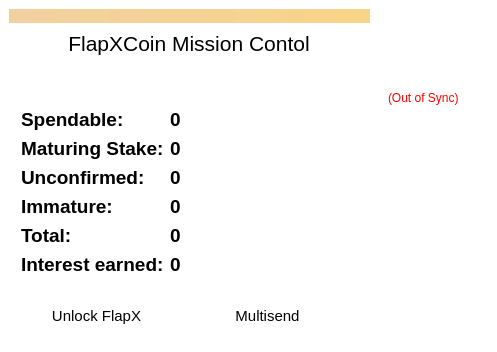
The window that src/qt/forms/overviewpage.ui (FlapXCoin/flapxcoin) describes before a commit, drawn with Qt 5; both pictures show x 0 to 497 and y 0 to 352 of the 849 by 624 pixel window.
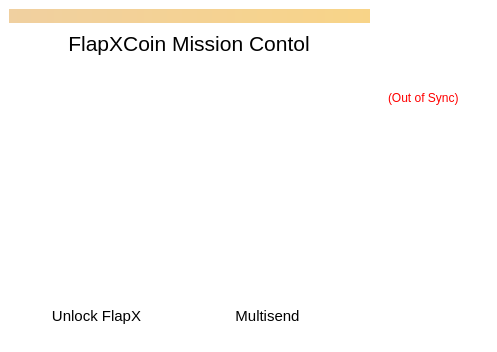
The same window after the commit. Icons and pictures are not drawn.

Diff of the .ui file:
```diff
--- a/src/qt/forms/overviewpage.ui
+++ b/src/qt/forms/overviewpage.ui
@@ -503,9 +503,9 @@
                 <colorrole role="WindowText">
                  <brush brushstyle="SolidPattern">
                   <color alpha="255">
-                   <red>0</red>
-                   <green>0</green>
-                   <blue>0</blue>
+                   <red>255</red>
+                   <green>255</green>
+                   <blue>255</blue>
                   </color>
                  </brush>
                 </colorrole>
@@ -541,9 +541,9 @@
                 <colorrole role="WindowText">
                  <brush brushstyle="SolidPattern">
                   <color alpha="255">
-                   <red>0</red>
-                   <green>0</green>
-                   <blue>0</blue>
+                   <red>255</red>
+                   <green>255</green>
+                   <blue>255</blue>
                   </color>
                  </brush>
                 </colorrole>
@@ -653,9 +653,9 @@
                 <colorrole role="WindowText">
                  <brush brushstyle="SolidPattern">
                   <color alpha="255">
-                   <red>0</red>
-                   <green>0</green>
-                   <blue>0</blue>
+                   <red>255</red>
+                   <green>255</green>
+                   <blue>255</blue>
                   </color>
                  </brush>
                 </colorrole>
@@ -691,9 +691,9 @@
                 <colorrole role="WindowText">
                  <brush brushstyle="SolidPattern">
                   <color alpha="255">
-                   <red>0</red>
-                   <green>0</green>
-                   <blue>0</blue>
+                   <red>255</red>
+                   <green>255</green>
+                   <blue>255</blue>
                   </color>
                  </brush>
                 </colorrole>
@@ -797,9 +797,9 @@
                 <colorrole role="WindowText">
                  <brush brushstyle="SolidPattern">
                   <color alpha="255">
-                   <red>0</red>
-                   <green>0</green>
-                   <blue>0</blue>
+                   <red>255</red>
+                   <green>255</green>
+                   <blue>255</blue>
                   </color>
                  </brush>
                 </colorrole>
@@ -835,9 +835,9 @@
                 <colorrole role="WindowText">
                  <brush brushstyle="SolidPattern">
                   <color alpha="255">
-                   <red>0</red>
-                   <green>0</green>
-                   <blue>0</blue>
+                   <red>255</red>
+                   <green>255</green>
+                   <blue>255</blue>
                   </color>
                  </brush>
                 </colorrole>
@@ -935,9 +935,9 @@
                 <colorrole role="WindowText">
                  <brush brushstyle="SolidPattern">
                   <color alpha="255">
-                   <red>0</red>
-                   <green>0</green>
-                   <blue>0</blue>
+                   <red>255</red>
+                   <green>255</green>
+                   <blue>255</blue>
                   </color>
                  </brush>
                 </colorrole>
@@ -973,9 +973,9 @@
                 <colorrole role="WindowText">
                  <brush brushstyle="SolidPattern">
                   <color alpha="255">
-                   <red>0</red>
-                   <green>0</green>
-                   <blue>0</blue>
+                   <red>255</red>
+                   <green>255</green>
+                   <blue>255</blue>
                   </color>
                  </brush>
                 </colorrole>
@@ -1079,9 +1079,9 @@
                 <colorrole role="WindowText">
                  <brush brushstyle="SolidPattern">
                   <color alpha="255">
-                   <red>0</red>
-                   <green>0</green>
-                   <blue>0</blue>
+                   <red>255</red>
+                   <green>255</green>
+                   <blue>255</blue>
                   </color>
                  </brush>
                 </colorrole>
@@ -1117,9 +1117,9 @@
                 <colorrole role="WindowText">
                  <brush brushstyle="SolidPattern">
                   <color alpha="255">
-                   <red>0</red>
-                   <green>0</green>
-                   <blue>0</blue>
+                   <red>255</red>
+                   <green>255</green>
+                   <blue>255</blue>
                   </color>
                  </brush>
                 </colorrole>
@@ -1223,9 +1223,9 @@
                 <colorrole role="WindowText">
                  <brush brushstyle="SolidPattern">
                   <color alpha="255">
-                   <red>0</red>
-                   <green>0</green>
-                   <blue>0</blue>
+                   <red>255</red>
+                   <green>255</green>
+                   <blue>255</blue>
                   </color>
                  </brush>
                 </colorrole>
@@ -1261,9 +1261,9 @@
                 <colorrole role="WindowText">
                  <brush brushstyle="SolidPattern">
                   <color alpha="255">
-                   <red>0</red>
-                   <green>0</green>
-                   <blue>0</blue>
+                   <red>255</red>
+                   <green>255</green>
+                   <blue>255</blue>
                   </color>
                  </brush>
                 </colorrole>
@@ -1364,9 +1364,9 @@
                 <colorrole role="WindowText">
                  <brush brushstyle="SolidPattern">
                   <color alpha="255">
-                   <red>0</red>
-                   <green>0</green>
-                   <blue>0</blue>
+                   <red>255</red>
+                   <green>255</green>
+                   <blue>255</blue>
                   </color>
                  </brush>
                 </colorrole>
@@ -1402,9 +1402,9 @@
                 <colorrole role="WindowText">
                  <brush brushstyle="SolidPattern">
                   <color alpha="255">
-                   <red>0</red>
-                   <green>0</green>
-                   <blue>0</blue>
+                   <red>255</red>
+                   <green>255</green>
+                   <blue>255</blue>
                   </color>
                  </brush>
                 </colorrole>
@@ -1508,9 +1508,9 @@
                 <colorrole role="WindowText">
                  <brush brushstyle="SolidPattern">
                   <color alpha="255">
-                   <red>0</red>
-                   <green>0</green>
-                   <blue>0</blue>
+                   <red>255</red>
+                   <green>255</green>
+                   <blue>255</blue>
                   </color>
                  </brush>
                 </colorrole>
@@ -1546,9 +1546,9 @@
                 <colorrole role="WindowText">
                  <brush brushstyle="SolidPattern">
                   <color alpha="255">
-                   <red>0</red>
-                   <green>0</green>
-                   <blue>0</blue>
+                   <red>255</red>
+                   <green>255</green>
+                   <blue>255</blue>
                   </color>
                  </brush>
                 </colorrole>
@@ -1658,9 +1658,9 @@
                 <colorrole role="WindowText">
                  <brush brushstyle="SolidPattern">
                   <color alpha="255">
-                   <red>0</red>
-                   <green>0</green>
-                   <blue>0</blue>
+                   <red>255</red>
+                   <green>255</green>
+                   <blue>255</blue>
                   </color>
                  </brush>
                 </colorrole>
@@ -1696,9 +1696,9 @@
                 <colorrole role="WindowText">
                  <brush brushstyle="SolidPattern">
                   <color alpha="255">
-                   <red>0</red>
-                   <green>0</green>
-                   <blue>0</blue>
+                   <red>255</red>
+                   <green>255</green>
+                   <blue>255</blue>
                   </color>
                  </brush>
                 </colorrole>
@@ -1802,9 +1802,9 @@
                 <colorrole role="WindowText">
                  <brush brushstyle="SolidPattern">
                   <color alpha="255">
-                   <red>0</red>
-                   <green>0</green>
-                   <blue>0</blue>
+                   <red>255</red>
+                   <green>255</green>
+                   <blue>255</blue>
                   </color>
                  </brush>
                 </colorrole>
@@ -1840,9 +1840,9 @@
                 <colorrole role="WindowText">
                  <brush brushstyle="SolidPattern">
                   <color alpha="255">
-                   <red>0</red>
-                   <green>0</green>
-                   <blue>0</blue>
+                   <red>255</red>
+                   <green>255</green>
+                   <blue>255</blue>
                   </color>
                  </brush>
                 </colorrole>
@@ -1940,9 +1940,9 @@
                 <colorrole role="WindowText">
                  <brush brushstyle="SolidPattern">
                   <color alpha="255">
-                   <red>0</red>
-                   <green>0</green>
-                   <blue>0</blue>
+                   <red>255</red>
+                   <green>255</green>
+                   <blue>255</blue>
                   </color>
                  </brush>
                 </colorrole>
@@ -1978,9 +1978,9 @@
                 <colorrole role="WindowText">
                  <brush brushstyle="SolidPattern">
                   <color alpha="255">
-                   <red>0</red>
-                   <green>0</green>
-                   <blue>0</blue>
+                   <red>255</red>
+                   <green>255</green>
+                   <blue>255</blue>
                   </color>
                  </brush>
                 </colorrole>
@@ -2087,9 +2087,9 @@
                 <colorrole role="WindowText">
                  <brush brushstyle="SolidPattern">
                   <color alpha="255">
-                   <red>0</red>
-                   <green>0</green>
-                   <blue>0</blue>
+                   <red>255</red>
+                   <green>255</green>
+                   <blue>255</blue>
                   </color>
                  </brush>
                 </colorrole>
@@ -2125,9 +2125,9 @@
                 <colorrole role="WindowText">
                  <brush brushstyle="SolidPattern">
                   <color alpha="255">
-                   <red>0</red>
-                   <green>0</green>
-                   <blue>0</blue>
+                   <red>255</red>
+                   <green>255</green>
+                   <blue>255</blue>
                   </color>
                  </brush>
                 </colorrole>
```
Left out of the diff: 2 changed lines with no effect on the pictures.
